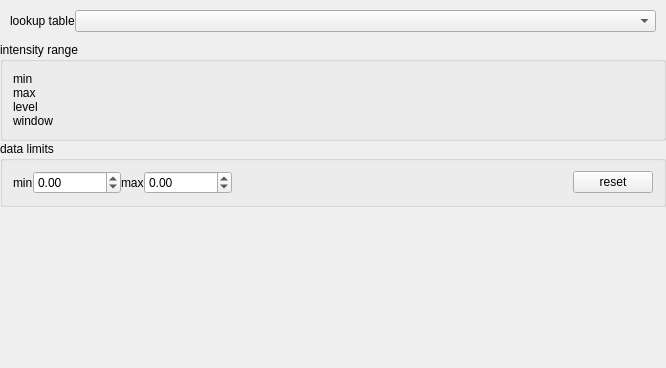
First picture: the form in Code/Gui/MITK/Plugins/uk.ac.ucl.cmic.imagelookuptables/src/internal/ImageLookupTablesViewControls.ui, repository NifTK/NifTK, before the edit.
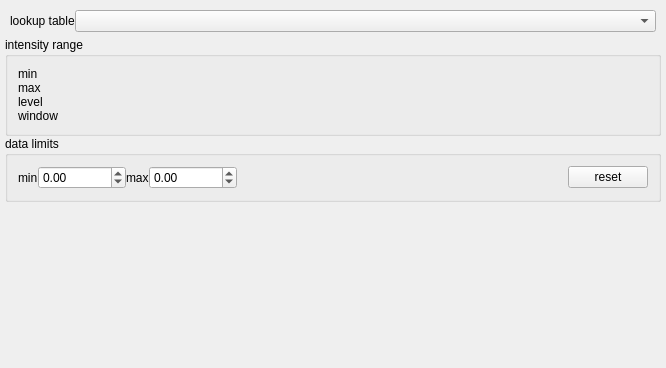
Second picture: the form after the edit. Custom widgets are drawn as their Qt base class.

The edit to the form file:
```diff
--- a/Code/Gui/MITK/Plugins/uk.ac.ucl.cmic.imagelookuptables/src/internal/ImageLookupTablesViewControls.ui
+++ b/Code/Gui/MITK/Plugins/uk.ac.ucl.cmic.imagelookuptables/src/internal/ImageLookupTablesViewControls.ui
@@ -25,10 +25,31 @@
   <layout class="QHBoxLayout" name="horizontalLayout_3">
    <item>
     <layout class="QVBoxLayout" name="verticalLayout">
+     <property name="leftMargin">
+      <number>5</number>
+     </property>
+     <property name="topMargin">
+      <number>5</number>
+     </property>
+     <property name="rightMargin">
+      <number>5</number>
+     </property>
+     <property name="bottomMargin">
+      <number>5</number>
+     </property>
      <item>
       <layout class="QGridLayout" name="m_ComboBoxSelectorGridLayout">
-       <property name="margin">
-        <number>10</number>
+       <property name="leftMargin">
+        <number>5</number>
+       </property>
+       <property name="topMargin">
+        <number>5</number>
+       </property>
+       <property name="rightMargin">
+        <number>5</number>
+       </property>
+       <property name="bottomMargin">
+        <number>5</number>
        </property>
        <property name="spacing">
         <number>-1</number>
@@ -57,10 +78,31 @@
         <string>intensity range</string>
        </property>
        <layout class="QHBoxLayout" name="horizontalLayout">
+        <property name="leftMargin">
+         <number>5</number>
+        </property>
+        <property name="topMargin">
+         <number>5</number>
+        </property>
+        <property name="rightMargin">
+         <number>5</number>
+        </property>
+        <property name="bottomMargin">
+         <number>5</number>
+        </property>
         <item>
          <layout class="QGridLayout" name="m_RangeGridLayout">
-          <property name="margin">
-           <number>10</number>
+          <property name="leftMargin">
+           <number>5</number>
+          </property>
+          <property name="topMargin">
+           <number>5</number>
+          </property>
+          <property name="rightMargin">
+           <number>5</number>
+          </property>
+          <property name="bottomMargin">
+           <number>5</number>
           </property>
           <item row="0" column="0">
            <widget class="QLabel" name="m_MinIntensityRangeLabel">
@@ -137,10 +179,31 @@
         <string>data limits</string>
        </property>
        <layout class="QHBoxLayout" name="horizontalLayout_2">
+        <property name="leftMargin">
+         <number>5</number>
+        </property>
+        <property name="topMargin">
+         <number>5</number>
+        </property>
+        <property name="rightMargin">
+         <number>5</number>
+        </property>
+        <property name="bottomMargin">
+         <number>5</number>
+        </property>
         <item>
          <layout class="QGridLayout" name="m_LimitsGridLayout">
-          <property name="margin">
-           <number>10</number>
+          <property name="leftMargin">
+           <number>5</number>
+          </property>
+          <property name="topMargin">
+           <number>5</number>
+          </property>
+          <property name="rightMargin">
+           <number>5</number>
+          </property>
+          <property name="bottomMargin">
+           <number>5</number>
           </property>
           <item row="0" column="0">
            <widget class="QLabel" name="m_MinLimitLabel">
```
